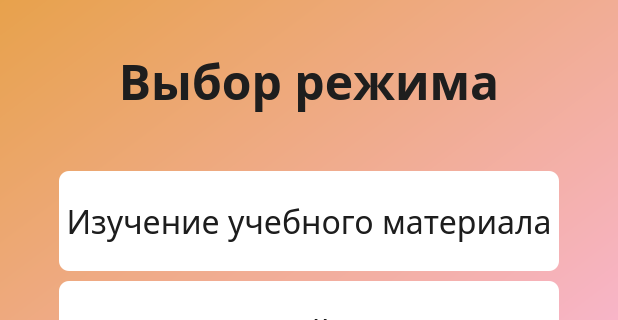
Old version of the form Client/jeducation-v0.1/choosemode.ui in the repository Avedik/Desktop-application-IEducation; both pictures show x 91 to 709 and y 0 to 320 of the 800 by 600 pixel window.
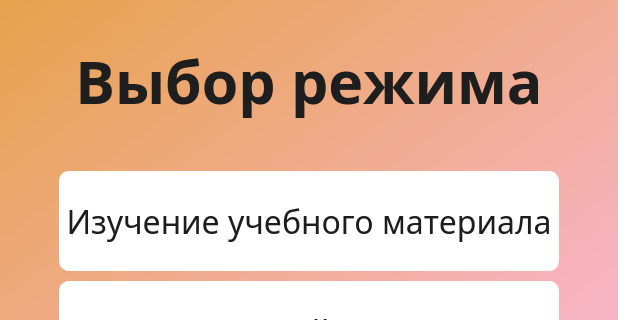
New version of the form.

Commit message:
Изменения дизайна
Выделил жирным и сделал больше название приложения в окне информации, полностью обновил вид окна с режимом мозговой штурм

What changed in the file:
```diff
--- a/Client/jeducation-v0.1/choosemode.ui
+++ b/Client/jeducation-v0.1/choosemode.ui
@@ -43,7 +43,7 @@
        <property name="font">
         <font>
          <family>Bahnschrift SemiBold</family>
-         <pointsize>36</pointsize>
+         <pointsize>44</pointsize>
          <bold>true</bold>
         </font>
        </property>
```
The commit also changes 3 other files.
